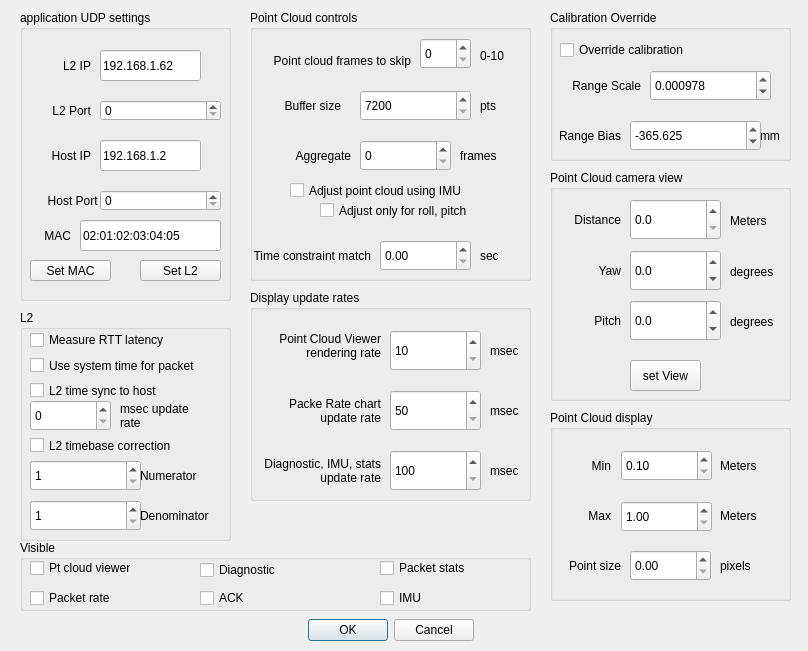
First picture: the form in forms/ConfigDialog.ui, repository markgol/L2diagnostic, before the edit.
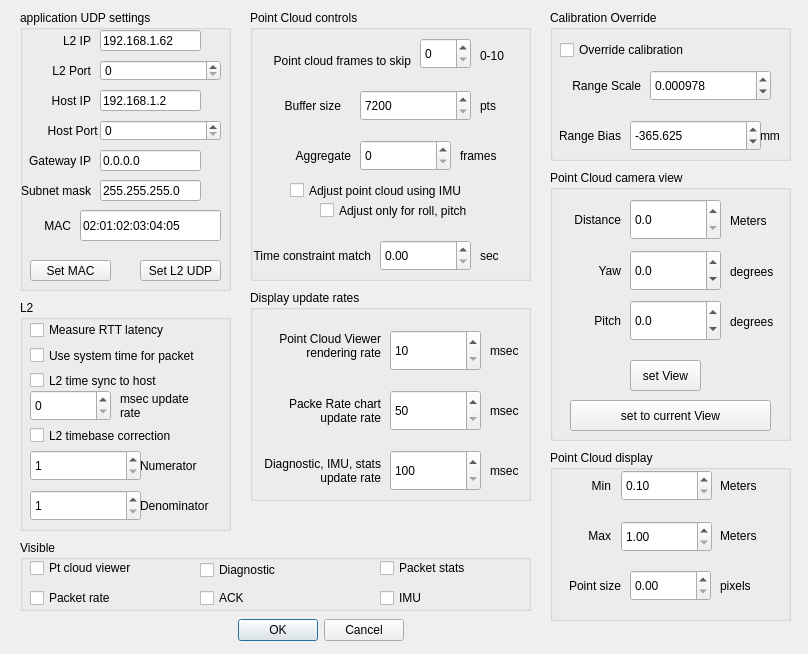
Second picture: the form after the edit.

Diff of the .ui file:
```diff
--- a/forms/ConfigDialog.ui
+++ b/forms/ConfigDialog.ui
@@ -7,13 +7,13 @@
     <x>0</x>
     <y>0</y>
     <width>808</width>
-    <height>651</height>
+    <height>654</height>
    </rect>
   </property>
   <widget class="QDialogButtonBox" name="buttonBox">
    <property name="geometry">
     <rect>
-     <x>250</x>
+     <x>180</x>
      <y>610</y>
      <width>281</width>
      <height>41</height>
@@ -32,7 +32,7 @@
      <x>20</x>
      <y>10</y>
      <width>211</width>
-     <height>291</height>
+     <height>281</height>
     </rect>
    </property>
    <property name="title">
@@ -42,9 +42,9 @@
     <property name="geometry">
      <rect>
       <x>0</x>
-      <y>40</y>
+      <y>20</y>
       <width>71</width>
-      <height>31</height>
+      <height>21</height>
      </rect>
     </property>
     <property name="text">
@@ -58,9 +58,9 @@
     <property name="geometry">
      <rect>
       <x>80</x>
-      <y>40</y>
+      <y>20</y>
       <width>101</width>
-      <height>31</height>
+      <height>21</height>
      </rect>
     </property>
     <property name="text">
@@ -71,7 +71,7 @@
     <property name="geometry">
      <rect>
       <x>0</x>
-      <y>90</y>
+      <y>50</y>
       <width>71</width>
       <height>21</height>
      </rect>
@@ -87,7 +87,7 @@
     <property name="geometry">
      <rect>
       <x>80</x>
-      <y>90</y>
+      <y>50</y>
       <width>121</width>
       <height>21</height>
      </rect>
@@ -97,9 +97,9 @@
     <property name="geometry">
      <rect>
       <x>0</x>
-      <y>130</y>
+      <y>80</y>
       <width>71</width>
-      <height>31</height>
+      <height>21</height>
      </rect>
     </property>
     <property name="text">
@@ -113,9 +113,9 @@
     <property name="geometry">
      <rect>
       <x>80</x>
-      <y>130</y>
+      <y>80</y>
       <width>101</width>
-      <height>31</height>
+      <height>21</height>
      </rect>
     </property>
     <property name="text">
@@ -126,7 +126,7 @@
     <property name="geometry">
      <rect>
       <x>10</x>
-      <y>180</y>
+      <y>110</y>
       <width>71</width>
       <height>21</height>
      </rect>
@@ -142,7 +142,7 @@
     <property name="geometry">
      <rect>
       <x>80</x>
-      <y>180</y>
+      <y>110</y>
       <width>121</width>
       <height>21</height>
      </rect>
@@ -161,14 +161,14 @@
      </rect>
     </property>
     <property name="text">
-     <string>Set L2</string>
+     <string>Set L2 UDP</string>
     </property>
    </widget>
    <widget class="QLabel" name="labelInPort_3">
     <property name="geometry">
      <rect>
       <x>0</x>
-      <y>210</y>
+      <y>200</y>
       <width>51</width>
       <height>31</height>
      </rect>
@@ -200,7 +200,7 @@
     <property name="geometry">
      <rect>
       <x>60</x>
-      <y>210</y>
+      <y>200</y>
       <width>141</width>
       <height>31</height>
      </rect>
@@ -209,6 +209,64 @@
      <string>02:01:02:03:04:05</string>
     </property>
    </widget>
+   <widget class="QLineEdit" name="gatewayIPedit">
+    <property name="geometry">
+     <rect>
+      <x>80</x>
+      <y>140</y>
+      <width>101</width>
+      <height>21</height>
+     </rect>
+    </property>
+    <property name="text">
+     <string>0.0.0.0</string>
+    </property>
+   </widget>
+   <widget class="QLabel" name="labelL2ip_2">
+    <property name="geometry">
+     <rect>
+      <x>0</x>
+      <y>140</y>
+      <width>71</width>
+      <height>21</height>
+     </rect>
+    </property>
+    <property name="text">
+     <string>Gateway IP</string>
+    </property>
+    <property name="alignment">
+     <set>Qt::AlignmentFlag::AlignRight|Qt::AlignmentFlag::AlignTrailing|Qt::AlignmentFlag::AlignVCenter</set>
+    </property>
+   </widget>
+   <widget class="QLineEdit" name="subnetMaskedit">
+    <property name="geometry">
+     <rect>
+      <x>80</x>
+      <y>170</y>
+      <width>101</width>
+      <height>21</height>
+     </rect>
+    </property>
+    <property name="text">
+     <string>255.255.255.0</string>
+    </property>
+   </widget>
+   <widget class="QLabel" name="labelL2ip_3">
+    <property name="geometry">
+     <rect>
+      <x>0</x>
+      <y>170</y>
+      <width>71</width>
+      <height>21</height>
+     </rect>
+    </property>
+    <property name="text">
+     <string>Subnet mask</string>
+    </property>
+    <property name="alignment">
+     <set>Qt::AlignmentFlag::AlignRight|Qt::AlignmentFlag::AlignTrailing|Qt::AlignmentFlag::AlignVCenter</set>
+    </property>
+   </widget>
   </widget>
   <widget class="QGroupBox" name="gbDisplayRates">
    <property name="geometry">
@@ -373,7 +431,7 @@
      <x>550</x>
      <y>170</y>
      <width>241</width>
-     <height>231</height>
+     <height>271</height>
     </rect>
    </property>
    <property name="title">
@@ -545,6 +603,19 @@
      <double>0.100000000000000</double>
     </property>
    </widget>
+   <widget class="QPushButton" name="btnUseCurrentView">
+    <property name="geometry">
+     <rect>
+      <x>20</x>
+      <y>230</y>
+      <width>201</width>
+      <height>31</height>
+     </rect>
+    </property>
+    <property name="text">
+     <string>set to current View</string>
+    </property>
+   </widget>
   </widget>
   <widget class="QGroupBox" name="gbPCctrl">
    <property name="geometry">
@@ -784,9 +855,9 @@
    <property name="geometry">
     <rect>
      <x>550</x>
-     <y>410</y>
+     <y>450</y>
      <width>241</width>
-     <height>191</height>
+     <height>171</height>
     </rect>
    </property>
    <property name="title">
@@ -799,7 +870,7 @@
     <property name="geometry">
      <rect>
       <x>71</x>
-      <y>40</y>
+      <y>20</y>
       <width>91</width>
       <height>31</height>
      </rect>
@@ -821,7 +892,7 @@
     <property name="geometry">
      <rect>
       <x>71</x>
-      <y>91</y>
+      <y>71</y>
       <width>91</width>
       <height>31</height>
      </rect>
@@ -843,7 +914,7 @@
     <property name="geometry">
      <rect>
       <x>170</x>
-      <y>40</y>
+      <y>20</y>
       <width>41</width>
       <height>31</height>
      </rect>
@@ -856,7 +927,7 @@
     <property name="geometry">
      <rect>
       <x>170</x>
-      <y>90</y>
+      <y>70</y>
       <width>41</width>
       <height>31</height>
      </rect>
@@ -869,7 +940,7 @@
     <property name="geometry">
      <rect>
       <x>30</x>
-      <y>40</y>
+      <y>20</y>
       <width>31</width>
       <height>31</height>
      </rect>
@@ -885,7 +956,7 @@
     <property name="geometry">
      <rect>
       <x>30</x>
-      <y>90</y>
+      <y>70</y>
       <width>31</width>
       <height>31</height>
      </rect>
@@ -901,7 +972,7 @@
     <property name="geometry">
      <rect>
       <x>170</x>
-      <y>140</y>
+      <y>120</y>
       <width>41</width>
       <height>31</height>
      </rect>
@@ -914,7 +985,7 @@
     <property name="geometry">
      <rect>
       <x>0</x>
-      <y>140</y>
+      <y>120</y>
       <width>71</width>
       <height>31</height>
      </rect>
@@ -930,7 +1001,7 @@
     <property name="geometry">
      <rect>
       <x>80</x>
-      <y>140</y>
+      <y>120</y>
       <width>81</width>
       <height>31</height>
      </rect>
@@ -1035,7 +1106,7 @@
    <property name="geometry">
     <rect>
      <x>20</x>
-     <y>310</y>
+     <y>300</y>
      <width>211</width>
      <height>231</height>
     </rect>
```
